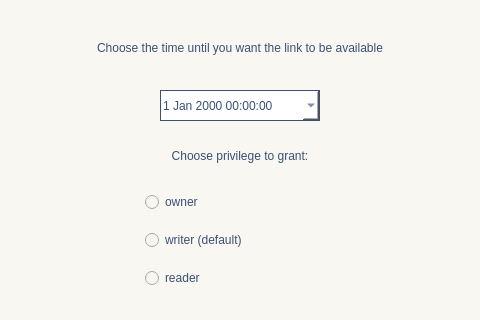
The window that GUI/SymposiumGui/activetimerlink.ui (RickZack/Symposium) describes before a commit, drawn with Qt 5; both pictures show x 95 to 575 and y 0 to 320 of the 670 by 484 pixel window.
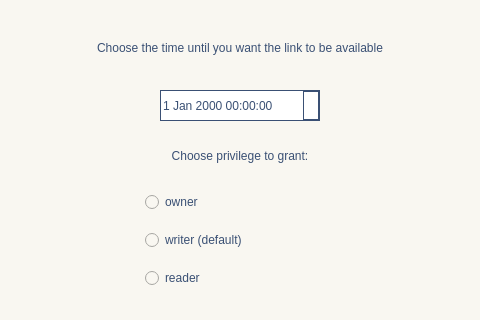
The same window after the commit. Icons and pictures are not drawn.

Commit message:
GUI notepad style
Cambiato  stile di notepad per aggiungere successivamente gli utenti online lateralmente

The edit to the form file:
```diff
--- a/GUI/SymposiumGui/activetimerlink.ui
+++ b/GUI/SymposiumGui/activetimerlink.ui
@@ -30,13 +30,22 @@
     </rect>
    </property>
    <property name="styleSheet">
-    <string notr="true">background-color: white;
-color: rgb(58, 80, 116); 
-font: 11pt &quot;Baskerville Old Face&quot;;
-border-width: 1px; 
-border-style: solid;
-border-color: rgb(58, 80, 116); 
-</string>
+    <string notr="true">QDateTimeEdit {
+border: 1px solid;
+background-color:white;
+border-color: rgb(58, 80, 116);
+color: rgb(58, 80, 116);
+}
+QDateTimeEdit::drop-down {
+border: 1px solid;
+background-color:white;
+border-color: rgb(58, 80, 116);
+color: rgb(58, 80, 116);
+ }
+QDateTimeEdit::down-arrow {
+padding: 0px 4px 0px 4px;
+image: url(&quot;:/icon/down-arrow.png&quot;);
+ }</string>
    </property>
    <property name="calendarPopup">
     <bool>true</bool>
```
The commit also changes 20 other files.
